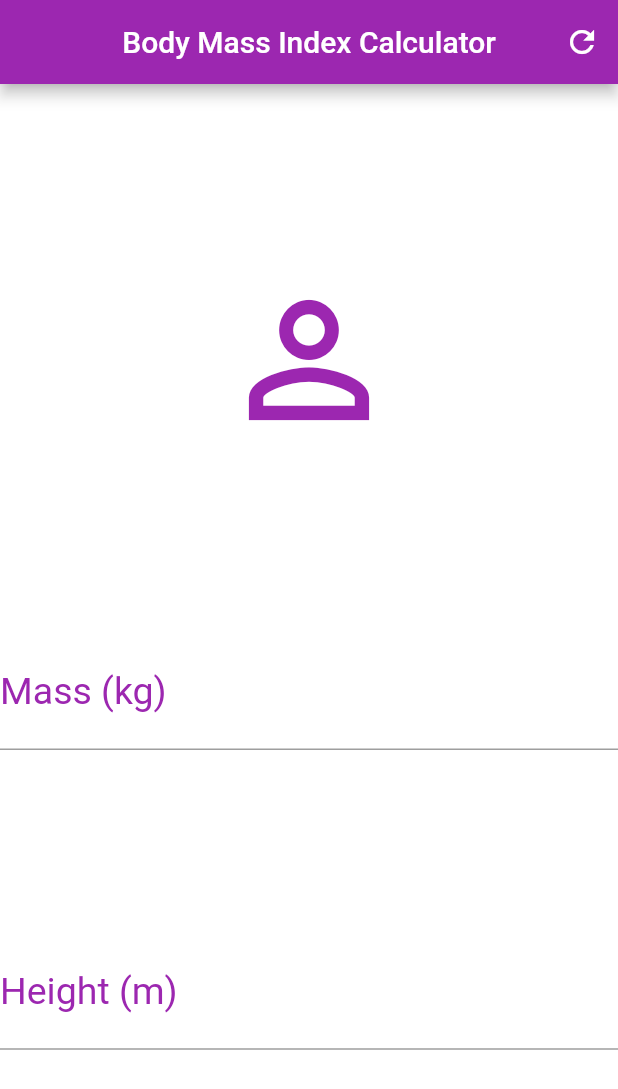
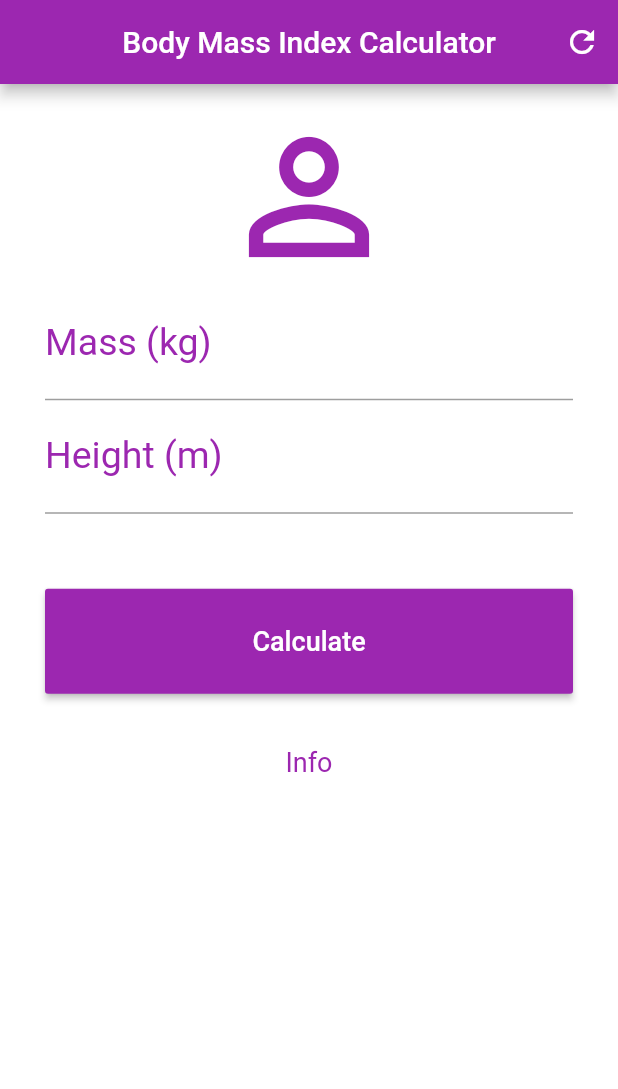
Before and after one commit to CristianoCM/flutter-bmi-calculator, a Flutter app: the screen it shows after launch, on a phone screen of 412 x 824 dp. Shown: the top 1089 px of the screen. Run offline on Flutter 3.47's test engine with Material 2 defaults, Android fonts, the phone set to English and light mode, and no system bars.

Commit message:
buttons and paddings

```diff
--- a/lib/main.dart
+++ b/lib/main.dart
@@ -29,9 +29,10 @@ class _HomeState extends State<Home> {
           ],
         ),
         backgroundColor: Colors.white,
-        body: Column(
+        body: SingleChildScrollView(
+          padding: EdgeInsets.fromLTRB(30.0, 15.0, 30.0, 0.0),
+          child: Column(
             crossAxisAlignment: CrossAxisAlignment.stretch,
-          mainAxisAlignment: MainAxisAlignment.spaceEvenly,
             children: <Widget>[
               Icon(
                 Icons.person_outline,
@@ -45,13 +46,9 @@ class _HomeState extends State<Home> {
                     labelStyle: TextStyle(
                       color: Colors.purple,
                       fontSize: 25.0,
-                  )
-              ),
+                    )),
                 textAlign: TextAlign.center,
-              style: TextStyle(
-                color: Colors.purple,
-                fontSize: 25.0
-              ),
+                style: TextStyle(color: Colors.purple, fontSize: 25.0),
               ),
               TextField(
                 keyboardType: TextInputType.number,
@@ -60,15 +57,34 @@ class _HomeState extends State<Home> {
                     labelStyle: TextStyle(
                       color: Colors.purple,
                       fontSize: 25.0,
-                  )
+                    )),
+                textAlign: TextAlign.center,
+                style: TextStyle(color: Colors.purple, fontSize: 25.0),
               ),
+              Padding(
+                padding: EdgeInsets.only(top: 50.0, bottom: 35.0),
+                child: Container(
+                  height: 70.0,
+                  child: RaisedButton(
+                    onPressed: () {},
+                    child: Text(
+                      "Calculate",
+                      style: TextStyle(fontSize: 18.0, color: Colors.white),
+                    ),
+                    color: Colors.purple,
+                  ),
+                ),
+              ),
+              Text(
+                "Info",
                 textAlign: TextAlign.center,
                 style: TextStyle(
                   color: Colors.purple,
-                fontSize: 25.0
+                  fontSize: 18.0,
                 ),
+              )
+            ],
           ),
-          ],
         ));
   }
 }
```
Lines whose indentation alone changed are shown as unchanged.
